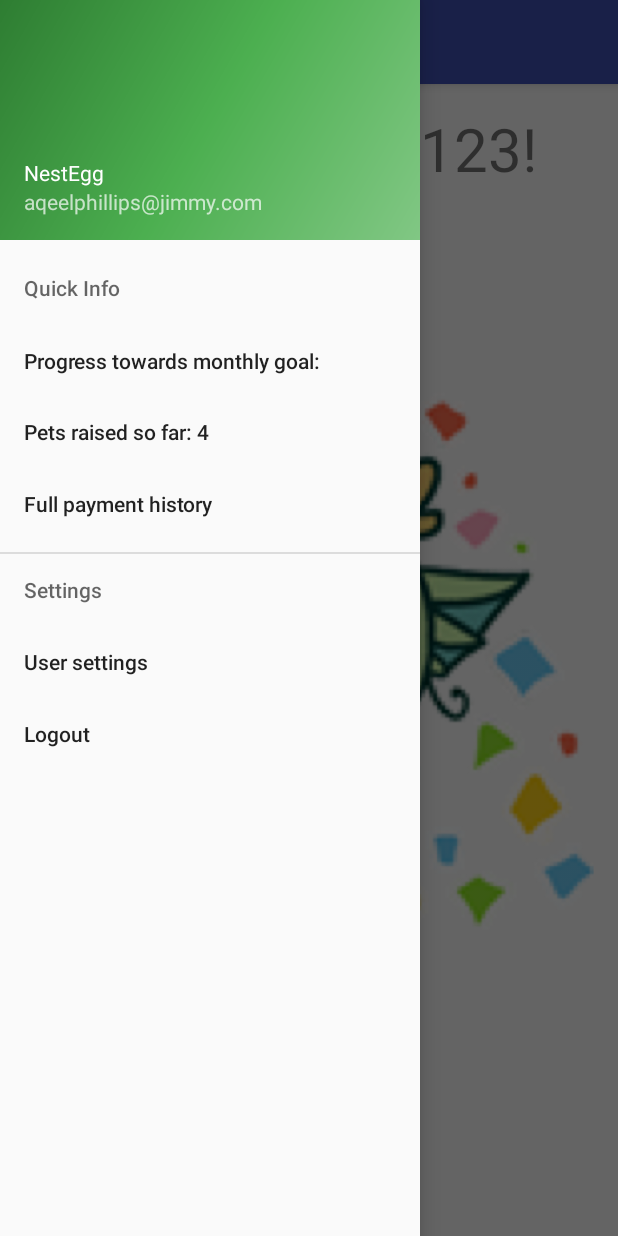
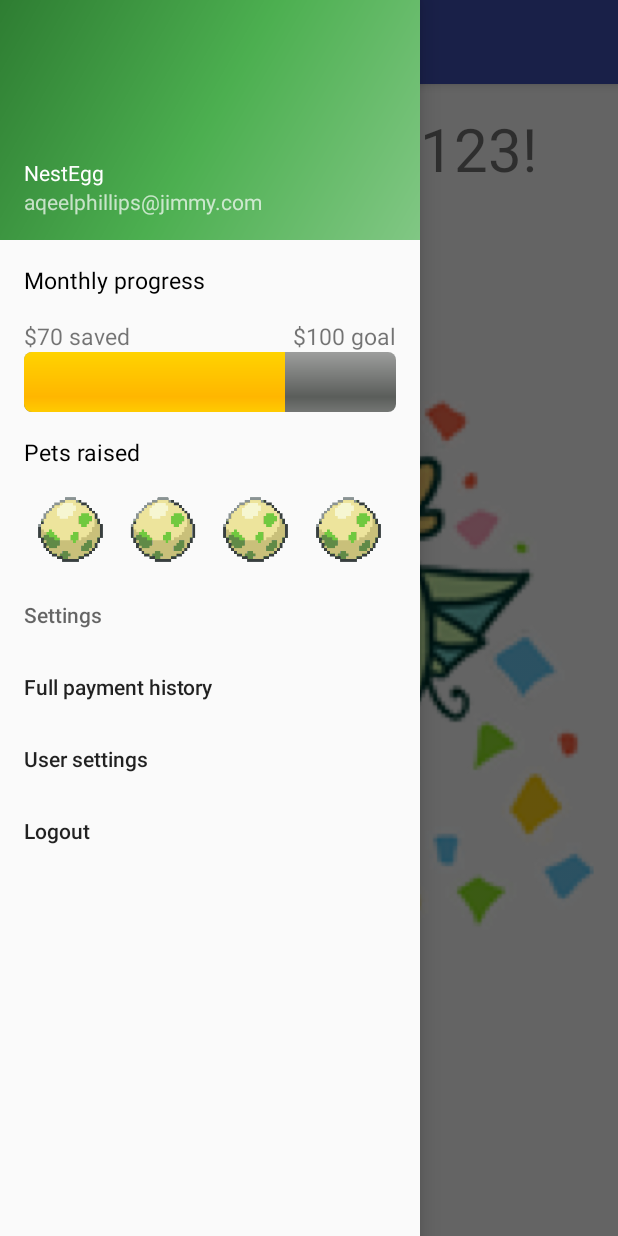
Before and after one commit to nestegg333/android, an Android app: the MainActivity screen opened directly, with no data from a screen before it, with the side drawer open, on a phone screen of 412 x 824 dp. Run offline under Robolectric (Android 15) with nearby library versions, the phone set to English and light mode, and no system bars.

Commit message:
Mini-dashboard added

```diff
--- a/app/src/main/res/layout/nav_header_main.xml
+++ b/app/src/main/res/layout/nav_header_main.xml
@@ -1,15 +1,20 @@
 <?xml version="1.0" encoding="utf-8"?>
 <LinearLayout xmlns:android="http://schemas.android.com/apk/res/android"
     android:layout_width="match_parent"
+    android:layout_height="wrap_content"
+    android:orientation="vertical"
+    android:theme="@style/ThemeOverlay.AppCompat.Dark">
+
+    <LinearLayout
+        android:layout_width="match_parent"
         android:layout_height="@dimen/nav_header_height"
-    android:background="@drawable/side_nav_bar"
+        android:orientation="vertical"
         android:gravity="bottom"
-    android:orientation="vertical"
         android:paddingBottom="@dimen/activity_vertical_margin"
         android:paddingLeft="@dimen/activity_horizontal_margin"
         android:paddingRight="@dimen/activity_horizontal_margin"
         android:paddingTop="@dimen/activity_vertical_margin"
-    android:theme="@style/ThemeOverlay.AppCompat.Dark">
+        android:background="@drawable/side_nav_bar">
 
         <!-- TODO: location for icon if desired
         <ImageView
@@ -31,5 +36,91 @@
             android:layout_width="wrap_content"
             android:layout_height="wrap_content"
             android:text="aqeelphillips@jimmy.com" />
+    </LinearLayout>
+
+    <TextView
+        android:layout_width="match_parent"
+        android:layout_height="wrap_content"
+        android:layout_margin="@dimen/activity_vertical_margin"
+        android:gravity="left"
+        android:textSize="15sp"
+        android:textColor="#FF000000"
+        android:text="Monthly progress" />
+
+    <LinearLayout
+        android:layout_width="match_parent"
+        android:layout_height="wrap_content"
+        android:paddingLeft="@dimen/activity_horizontal_margin"
+        android:paddingRight="@dimen/activity_horizontal_margin"
+        android:theme="@style/ThemeOverlay.AppCompat.Light">
+        <TextView
+            android:layout_width="0dp"
+            android:layout_height="wrap_content"
+            android:layout_weight="0.5"
+            android:gravity="left"
+            android:textSize="15sp"
+            android:text="$70 saved" />
+
+        <TextView
+            android:layout_width="0dp"
+            android:layout_height="wrap_content"
+            android:layout_weight="0.5"
+            android:gravity="right"
+            android:textSize="15sp"
+            android:text="$100 goal"/>
+    </LinearLayout>
+
+    <ProgressBar
+        style="@android:style/Widget.ProgressBar.Horizontal"
+        android:id="@+id/progress_bar_widget"
+        android:layout_width="match_parent"
+        android:layout_height="40dp"
+        android:paddingLeft="@dimen/activity_horizontal_margin"
+        android:paddingRight="@dimen/activity_horizontal_margin"
+        android:max="100"
+        android:progress="70" />
+
+    <TextView
+        android:layout_width="match_parent"
+        android:layout_height="wrap_content"
+        android:layout_margin="@dimen/activity_vertical_margin"
+        android:gravity="left"
+        android:textSize="15sp"
+        android:textColor="#FF000000"
+        android:text="Pets raised" />
+
+    <LinearLayout
+        android:layout_width="match_parent"
+        android:layout_height="50dp"
+        android:layout_marginLeft="@dimen/activity_vertical_margin"
+        android:layout_marginRight="@dimen/activity_vertical_margin"
+        android:layout_marginBottom="0dp"
+        android:layout_gravity="left">
+
+        <ImageView
+            android:layout_width="0dp"
+            android:layout_height="wrap_content"
+            android:layout_weight="0.2"
+            android:src="@drawable/egg"/>
+
+        <ImageView
+            android:layout_width="0dp"
+            android:layout_height="wrap_content"
+            android:layout_weight="0.2"
+            android:src="@drawable/egg"/>
+
+        <ImageView
+            android:layout_width="0dp"
+            android:layout_height="wrap_content"
+            android:layout_weight="0.2"
+            android:src="@drawable/egg"/>
+
+        <ImageView
+            android:layout_width="0dp"
+            android:layout_height="wrap_content"
+            android:layout_weight="0.2"
+            android:src="@drawable/egg"/>
 
     </LinearLayout>
+
+</LinearLayout>
--- a/app/src/main/res/menu/activity_main_drawer.xml
+++ b/app/src/main/res/menu/activity_main_drawer.xml
@@ -1,33 +1,15 @@
 <?xml version="1.0" encoding="utf-8"?>
-<menu xmlns:android="http://schemas.android.com/apk/res/android">
+<menu xmlns:android="http://schemas.android.com/apk/res/android" >
 
-    <item android:title="Quick Info">
+    <!-- For horizontal line:
+    <item android:height="0dp"/>-->
+
+    <item android:title="Settings" >
+
         <menu>
-            <item
-                android:id="@+id/progress_bar_item"
-                android:title="Progress towards monthly goal: $49/$100" />
-            <!-- TODO: embed ProgressBar
-            <ProgressBar
-                style="@android:style/Widget.ProgressBar.Horizontal"
-                android:id="@+id/progress_bar_widget"
-                android:layout_width="wrap_content"
-                android:layout_height="wrap_content"
-                android:layout_marginRight="5dp"
-                android:max="100"
-                android:progress="69" />-->
-
-            <!-- TODO: put little egg icons for each pet raised -->
-            <item
-                android:id="@+id/pets_raised_detail"
-                android:title="Pets raised so far: 4" />
             <item
                 android:id="@+id/payment_history"
                 android:title="Full payment history" />
-        </menu>
-    </item>
-
-    <item android:title="Settings">
-        <menu>
             <item
                 android:id="@+id/user_settings_option"
                 android:title="User settings" />
```
Also changed, not shown: app/src/main/res/drawable/egg.gif (added), 2 other files. Lines whose indentation alone changed are shown as unchanged.
